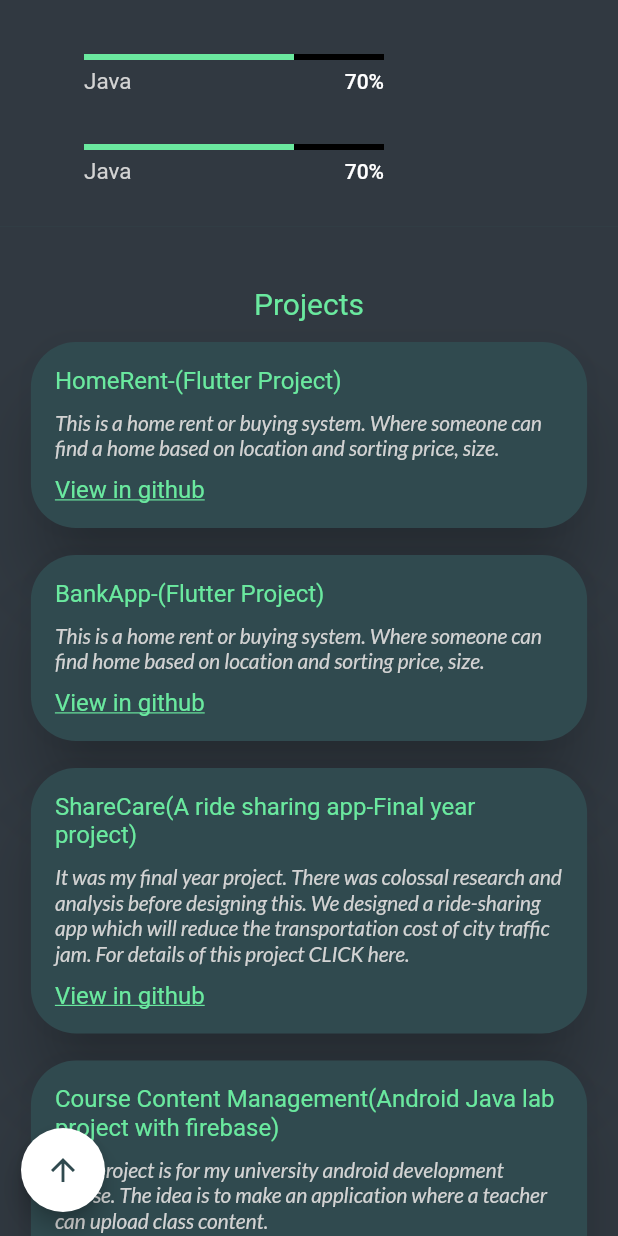
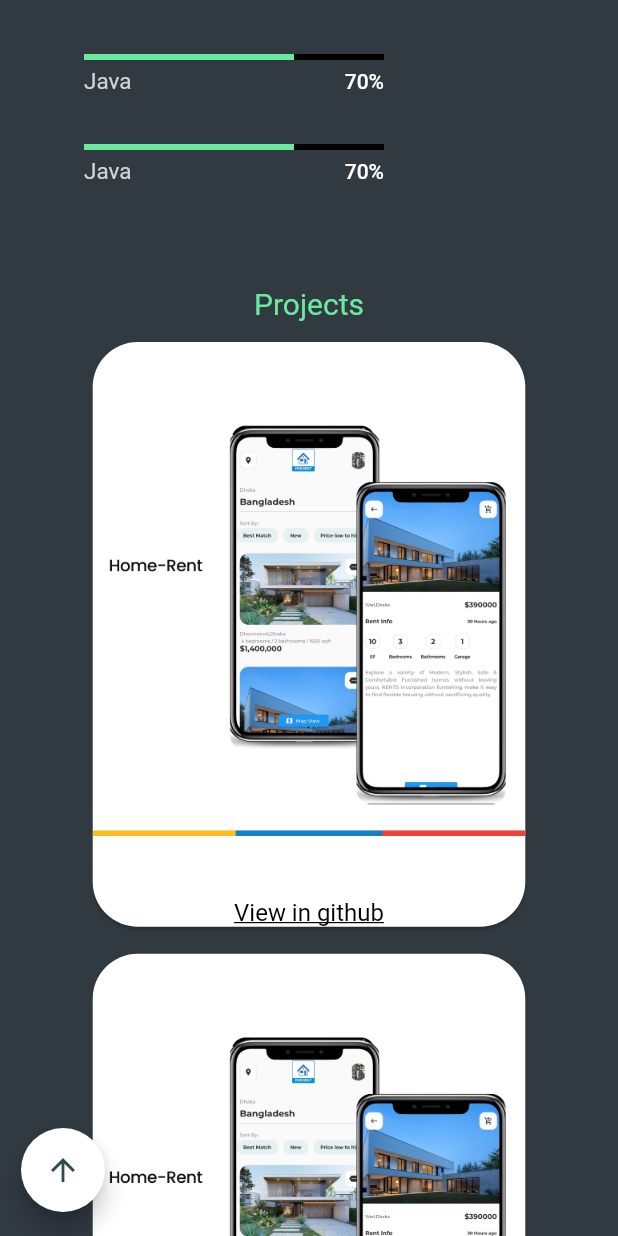
Before and after one commit to Rakibul25/-100daysofcode-mobile_app-, a Flutter app: the screen it shows after launch, scrolled down 1152 dp, on a phone screen of 412 x 824 dp. Run offline on Flutter 3.47's test engine with Material 2 defaults, Android fonts, the light colour scheme and no system bars; our stand-ins replace animated_text_kit, flutter_svg, get, google_fonts, lottie and 2 more; missing offline and left inert: dart:ffi; Roboto replaces fonts that are missing (Delius).

Commit message:
done with project

```diff
--- a/rakib/lib/screen/portfolio.dart
+++ b/rakib/lib/screen/portfolio.dart
@@ -18,9 +18,9 @@ class Portfolio extends StatefulWidget {
 
 class _PortfolioState extends State<Portfolio> {
   late final List<Map> intrests;
-  late final List<Map> skills;
   late final GlobalKey intrestsKey;
   late final GlobalKey skillskey;
+  late final GlobalKey projectkey;
   late final ScrollController scrollController;
   late final RxBool showFloatingButton;
 
@@ -28,6 +28,7 @@ class _PortfolioState extends State<Portfolio> {
   void initState() {
     intrestsKey = GlobalKey();
     skillskey = GlobalKey();
+    projectkey = GlobalKey();
     scrollController = ScrollController();
     showFloatingButton = false.obs;
 
@@ -109,6 +110,7 @@ class _PortfolioState extends State<Portfolio> {
                     scrollController: scrollController,
                     intrestsKey: intrestsKey,
                     skillsKey: skillskey,
+                    projectskey: projectkey,
                   ),
                   SizedBox(
                     height: 10,
@@ -128,6 +130,7 @@ class _PortfolioState extends State<Portfolio> {
                     width: width,
                     intrests: intrests,
                     intrestsKey: intrestsKey,
+                    projectsKey: projectkey
                   ),
                   Container(
                     width: width,
--- a/rakib/lib/utils/image_asset_constants.dart
+++ b/rakib/lib/utils/image_asset_constants.dart
@@ -7,4 +7,5 @@ class ImageAssetConstants{
   static const String rakib_sit='assets/images/sitting.jpeg';
   static const String rakib_black='assets/images/blacksuit.jpeg';
   static const String upperback='assets/images/upperback.jpg';
+  static const String homess='assets/appss/homerent.png';
 }
--- a/rakib/lib/widgets/lower_container.dart
+++ b/rakib/lib/widgets/lower_container.dart
@@ -13,11 +13,13 @@ class LowerContainer extends StatelessWidget {
   final double width;
   final List<Map> intrests;
   final GlobalKey intrestsKey;
+  final GlobalKey projectsKey;
 
   const LowerContainer({Key? key,
     required this.width,
     required this.intrests,
     required this.intrestsKey,
+    required this.projectsKey,
    })
       : super(key: key);
 
@@ -27,6 +29,7 @@ class LowerContainer extends StatelessWidget {
         width: width,
         color: CustomColors.darkBackground,
         child: Column(
+          key: projectsKey,
           mainAxisAlignment: MainAxisAlignment.spaceBetween,
           children: [
             const SizedBox(height: 40),
@@ -49,17 +52,17 @@ class LowerContainer extends StatelessWidget {
                             const SizedBox(height: 10),
                             ProjectCard(
                               title: 'HomeRent-(Flutter Project)',
-                              description:
-                              'This is a home rent or buying system. Where someone can find a home based on location and sorting price, size.',
-                              link: 'https://github.com/Rakibul25/-100daysofcode-mobile_app-/tree/100days/homerent',
+                              imagesource:
+                              'assets/appss/homerent.png',
+                              link: 'https://github.com/Rakibul25/-100daysofcode-mobile_app-/tree/100days/appss',
                               width: width,
                               ratio: 0.35,
                             ),
                             const SizedBox(height: 10),
                             ProjectCard(
                               title: 'BankApp-(Flutter Project)',
-                              description:
-                              'This is a home rent or buying system. Where someone can find home based on location and sorting price, size.',
+                              imagesource:
+                              'assets/appss/homerent.png',
                               link: 'https://github.com/Rakibul25/-100daysofcode-mobile_app-/tree/100days/bank',
                               width: width,
                               ratio: 0.35,
@@ -67,48 +70,46 @@ class LowerContainer extends StatelessWidget {
                             const SizedBox(height: 10),
                             ProjectCard(
                                 title: 'ShareCare(A ride sharing app-Final year project)',
-                                description:
-                                'It was my final year project. There was colossal research and analysis before designing this. We designed a ride-sharing app which will reduce the transportation cost of city traffic jam. For details of this project CLICK here.',
+                                imagesource:
+                                'assets/appss/homerent.png',
                                 link: 'https://github.com/Rakibul25/ShareCare',
                                 width: width,
                                 ratio: 0.35),
                           ],
                         ),
-                        SizedBox(width: 0.05 * width),
-                        // hello with bio and info
                         Column(
                           mainAxisAlignment: MainAxisAlignment.start,
                           crossAxisAlignment: CrossAxisAlignment.center,
                           children: [
                             const SizedBox(height: 10),
                             ProjectCard(
-                              title: 'Course Content Management(Android Java lab project with firebase)',
-                              description:
-                              'This project is for my university android development course. The idea is to make an application where a teacher can upload class content. ',
-                              link: 'https://github.com/Rakibul25/Android-lab-project',
+                              title: 'HomeRent-(Flutter Project)',
+                              imagesource:
+                              'assets/appss/homerent.png',
+                              link: 'https://github.com/Rakibul25/-100daysofcode-mobile_app-/tree/100days/appss',
                               width: width,
                               ratio: 0.35,
                             ),
                             const SizedBox(height: 10),
                             ProjectCard(
-                              title: 'CareerBuilder-Web Project',
-                              description:
-                              'A web project for lab, this project was made with html and css. Php and mysql was for backend.',
-                              link: 'https://github.com/Rakibul25/web-app-uni-course-',
+                              title: 'BankApp-(Flutter Project)',
+                              imagesource:
+                              'assets/appss/homerent.png',
+                              link: 'https://github.com/Rakibul25/-100daysofcode-mobile_app-/tree/100days/bank',
                               width: width,
                               ratio: 0.35,
                             ),
                             const SizedBox(height: 10),
                             ProjectCard(
-                                title: 'Portfolio(1) with flutter',
-                                description:
-                                'Personal practice project, it was a portfolio website with flutter web',
-                                link: 'https://github.com/Rakibul25/myPortfolio',
+                                title: 'ShareCare(A ride sharing app-Final year project)',
+                                imagesource:
+                                'assets/appss/homerent.png',
+                                link: 'https://github.com/Rakibul25/ShareCare',
                                 width: width,
                                 ratio: 0.35),
-
                           ],
                         ),
+
                       ],
                     ),
                     const SizedBox(height: 10),
@@ -139,51 +140,45 @@ class LowerContainer extends StatelessWidget {
                       children: [
                         ProjectCard(
                             title: 'HomeRent-(Flutter Project)',
-                            description:
-                            'This is a home rent or buying system. Where someone can find a home based on location and sorting price, size.',
-                            link: 'https://github.com/Rakibul25/-100daysofcode-mobile_app-/tree/100days/homerent',
-                            width: 2 * width,
-                            ratio: 0.45),
+                            imagesource: 'assets/appss/homerent.png',
+                            link: 'https://github.com/Rakibul25/-100daysofcode-mobile_app-/tree/100days/appss',
+                            width: 2*width,
+                            ratio: 0.35),
                         const SizedBox(height: 10),
                         ProjectCard(
                             title: 'BankApp-(Flutter Project)',
-                            description:
-                            'This is a home rent or buying system. Where someone can find home based on location and sorting price, size.',
+                           imagesource: 'assets/appss/homerent.png',
                             link: 'https://github.com/Rakibul25/-100daysofcode-mobile_app-/tree/100days/bank',
                             width: 2 * width,
-                            ratio: 0.45),
+                            ratio: 0.35),
                         const SizedBox(height: 10),
                         ProjectCard(
                             title: 'ShareCare(A ride sharing app-Final year project)',
-                            description:
-                            'It was my final year project. There was colossal research and analysis before designing this. We designed a ride-sharing app which will reduce the transportation cost of city traffic jam. For details of this project CLICK here.',
+                            imagesource: 'assets/appss/homerent.png',
                             link: 'https://github.com/Rakibul25/ShareCare',
                             width: 2 * width,
-                            ratio: 0.45),
+                            ratio: 0.35),
                         const SizedBox(height: 10),
                         ProjectCard(
                             title: 'Course Content Management(Android Java lab project with firebase)',
-                            description:
-                            'This project is for my university android development course. The idea is to make an application where a teacher can upload class content. ',
+                            imagesource: 'assets/appss/homerent.png',
                             link: 'https://github.com/Rakibul25/Android-lab-project',
                             width: 2 * width,
-                            ratio: 0.45),
+                            ratio: 0.35),
                         const SizedBox(height: 10),
                         ProjectCard(
                             title: 'CareerBuilder-Web Project',
-                            description:
-                            'A web project for lab, this project was made with html and css. Php and mysql was for backend.',
+                            imagesource: 'assets/appss/homerent.png',
                             link: 'https://github.com/Rakibul25/web-app-uni-course-',
                             width: 2 * width,
-                            ratio: 0.45),
+                            ratio: 0.35),
                         const SizedBox(height: 10),
                         ProjectCard(
                             title: 'Portfolio(1) with flutter',
-                            description:
-                            'Personal practice project, it was a portfolio website with flutter web',
+                            imagesource: 'assets/appss/homerent.png',
                             link: 'https://github.com/Rakibul25/myPortfolio',
                             width: 2 * width,
-                            ratio: 0.45),
+                            ratio: 0.35),
                         const SizedBox(height: 10),
                         InkWell(
                           onTap: () async =>
--- a/rakib/lib/widgets/nav_bar.dart
+++ b/rakib/lib/widgets/nav_bar.dart
@@ -16,12 +16,13 @@ class NavBar extends StatelessWidget {
   late final RxDouble collapsableHeight;
   final GlobalKey intrestsKey;
   final GlobalKey skillsKey;
+  final GlobalKey projectskey;
 
   NavBar(
       {required this.width,
       required this.scrollController,
       Key? key,
-      required this.intrestsKey, required this.skillsKey})
+      required this.intrestsKey, required this.skillsKey, required this.projectskey})
       : super(key: key) {
     collapsableHeight = 0.0.obs;
   }
@@ -55,6 +56,11 @@ class NavBar extends StatelessWidget {
                   NavBarItem(
                     text: 'Skills',
                     onTap: () => scrollToWidgetByKey(skillsKey),
+                  ),
+                  const SizedBox(width: 10),
+                  NavBarItem(
+                    text: 'Projects',
+                    onTap: () => scrollToWidgetByKey(projectskey),
                   ),
                   const SizedBox(width: 10),
                 ]),
@@ -91,6 +97,10 @@ class NavBar extends StatelessWidget {
       NavBarItem(
         text: 'Skills',
         onTap: () => scrollToWidgetByKey(skillsKey),
+      ),
+      NavBarItem(
+        text: 'Projects',
+        onTap: () => scrollToWidgetByKey(projectskey),
       ),
       NavBarItem(
           text: 'github',
--- a/rakib/lib/widgets/project_card.dart
+++ b/rakib/lib/widgets/project_card.dart
@@ -1,5 +1,6 @@
 import 'package:flutter/material.dart';
 import 'package:google_fonts/google_fonts.dart';
+import 'package:rakib/utils/image_asset_constants.dart';
 import 'package:url_launcher/url_launcher.dart';
 
 import '../utils/breakpoints.dart';
@@ -7,14 +8,14 @@ import '../utils/custom_colors.dart';
 
 class ProjectCard extends StatelessWidget {
   final String title;
-  final String description;
+  final String imagesource;
   final String link;
   final double width;
   final double ratio;
 
   const ProjectCard(
       {required this.title,
-      required this.description,
+      required this.imagesource,
       required this.link,
       required this.width,
       required this.ratio,
@@ -23,43 +24,32 @@ class ProjectCard extends StatelessWidget {
 
   @override
   Widget build(BuildContext context) {
+    var size = MediaQuery.of(context).size;
     return Card(
-      color: CustomColors.brightBackground,
-      elevation: 20,
+      color: CustomColors.white,
       shape: RoundedRectangleBorder(borderRadius: BorderRadius.circular(30)),
-      child: SizedBox(
+      child: Column(
+       children: [
+         SizedBox(
            width: width * ratio,
-        child: Stack(
-          children: [
-            Padding(
-              padding: const EdgeInsets.all(16),
-              child: Column(
-                mainAxisAlignment: MainAxisAlignment.center,
-                crossAxisAlignment: CrossAxisAlignment.start,
-                children: [
-                  Text(title,
-                      style: GoogleFonts.getFont('Delius',
-                          color: CustomColors.primary, fontSize: 16)),
-                  const SizedBox(height: 10),
-                  Text(description,
-                      style: GoogleFonts.lato(fontStyle: FontStyle.italic,
-                          color: CustomColors.gray, fontSize: 14)),
-                  const SizedBox(height: 10),
+           height: size.height * .45,
+           child: Container(
+               height: size.height * ratio,
+               width: size.width * 0.30,
+               child: Image.asset(imagesource)),
+         ),
          InkWell(
            onTap: () async => !await launch(link),
            child: Text("View in github",
                style: GoogleFonts.getFont('Delius',
                    decoration: TextDecoration.underline,
-                            color: CustomColors.primary,
+                   color: Colors.black,
                    fontSize: 16)),
          )
 
        ],
       ),
-            ),
-          ],
-        ),
-      ),
+
     );
   }
 }
--- a/rakib/lib/widgets/splash.dart
+++ b/rakib/lib/widgets/splash.dart
@@ -17,7 +17,7 @@ class _SplashState extends State<Splash> {
   void initState() {
     // TODO: implement initState
     super.initState();
-    Future.delayed(const Duration(seconds: 2),(){
+    Future.delayed(const Duration(seconds: 1),(){
       Navigator.pushReplacement(context, MaterialPageRoute(builder: (context)=>const Portfolio()));
     });
   }
--- a/rakib/pubspec.yaml
+++ b/rakib/pubspec.yaml
@@ -77,6 +77,7 @@ flutter:
   assets:
     - assets/images/
     - assets/lotties/
+    - assets/appss/
 
 
   # An image asset can refer to one or more resolution-specific "variants", see
```
Also changed, not shown: rakib/assets/appss/homerent.png (added). Lines whose indentation alone changed are shown as unchanged.
